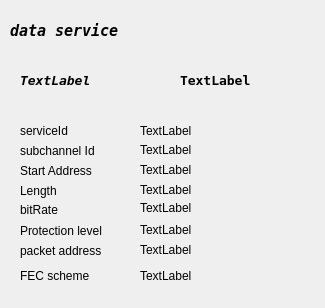
Old version of the form forms/data-description.ui in the repository JvanKatwijk/sdrplayDab.
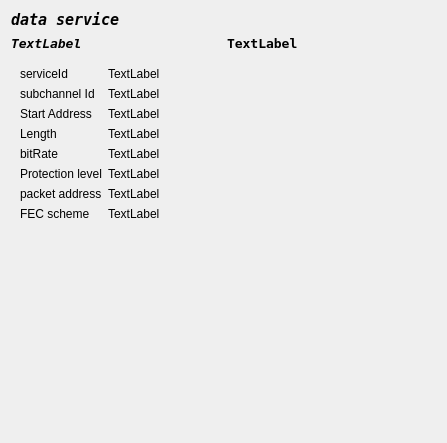
New version of the form.

Patch:
```diff
--- a/forms/data-description.ui
+++ b/forms/data-description.ui
@@ -6,22 +6,34 @@
    <rect>
     <x>0</x>
     <y>0</y>
-    <width>325</width>
-    <height>308</height>
+    <width>447</width>
+    <height>443</height>
    </rect>
   </property>
   <property name="windowTitle">
    <string>data description</string>
   </property>
+  <layout class="QVBoxLayout" name="verticalLayout">
+   <item>
+    <widget class="QLabel" name="label_5">
+     <property name="font">
+      <font>
+       <family>DejaVu Sans Mono</family>
+       <pointsize>11</pointsize>
+       <weight>75</weight>
+       <italic>true</italic>
+       <bold>true</bold>
+      </font>
+     </property>
+     <property name="text">
+      <string>data service</string>
+     </property>
+    </widget>
+   </item>
+   <item>
+    <layout class="QHBoxLayout" name="horizontalLayout">
+     <item>
   <widget class="QLabel" name="serviceName">
-   <property name="geometry">
-    <rect>
-     <x>20</x>
-     <y>70</y>
-     <width>151</width>
-     <height>20</height>
-    </rect>
-   </property>
    <property name="font">
     <font>
      <family>DejaVu Sans Mono</family>
@@ -35,257 +47,149 @@
     <string>TextLabel</string>
    </property>
   </widget>
-  <widget class="QLabel" name="subChannelId">
-   <property name="geometry">
-    <rect>
-     <x>140</x>
-     <y>140</y>
-     <width>111</width>
-     <height>20</height>
-    </rect>
+     </item>
+     <item>
+      <widget class="QLabel" name="appType">
+       <property name="font">
+        <font>
+         <family>DejaVu Sans Mono</family>
+         <pointsize>10</pointsize>
+         <weight>75</weight>
+         <bold>true</bold>
+        </font>
    </property>
    <property name="text">
     <string>TextLabel</string>
    </property>
   </widget>
-  <widget class="QLabel" name="startAddress">
-   <property name="geometry">
-    <rect>
-     <x>140</x>
-     <y>160</y>
-     <width>171</width>
-     <height>20</height>
-    </rect>
-   </property>
+     </item>
+    </layout>
+   </item>
+   <item>
+    <widget class="QWidget" name="detailGroup" native="true">
+     <property name="sizePolicy">
+      <sizepolicy hsizetype="Preferred" vsizetype="Preferred">
+       <horstretch>0</horstretch>
+       <verstretch>8</verstretch>
+      </sizepolicy>
+     </property>
+     <layout class="QFormLayout" name="formLayout">
+      <item row="0" column="0">
+       <widget class="QLabel" name="label_9">
    <property name="text">
-    <string>TextLabel</string>
-   </property>
-  </widget>
-  <widget class="QLabel" name="Length">
-   <property name="geometry">
-    <rect>
-     <x>140</x>
-     <y>180</y>
-     <width>171</width>
-     <height>20</height>
-    </rect>
-   </property>
+         <string>serviceId</string>
+        </property>
+       </widget>
+      </item>
+      <item row="0" column="1">
+       <widget class="QLabel" name="serviceLabel">
    <property name="text">
     <string>TextLabel</string>
    </property>
   </widget>
-  <widget class="QLabel" name="label">
-   <property name="geometry">
-    <rect>
-     <x>20</x>
-     <y>200</y>
-     <width>101</width>
-     <height>20</height>
-    </rect>
-   </property>
-   <property name="text">
-    <string>bitRate</string>
-   </property>
-  </widget>
-  <widget class="QLabel" name="protectionLevel">
-   <property name="geometry">
-    <rect>
-     <x>140</x>
-     <y>220</y>
-     <width>161</width>
-     <height>20</height>
-    </rect>
-   </property>
-   <property name="text">
-    <string>TextLabel</string>
-   </property>
-  </widget>
-  <widget class="QLabel" name="packetAddress">
-   <property name="geometry">
-    <rect>
-     <x>140</x>
-     <y>240</y>
-     <width>171</width>
-     <height>20</height>
-    </rect>
-   </property>
-   <property name="text">
-    <string>TextLabel</string>
-   </property>
-  </widget>
+      </item>
+      <item row="1" column="0">
   <widget class="QLabel" name="label_2">
-   <property name="geometry">
-    <rect>
-     <x>20</x>
-     <y>140</y>
-     <width>111</width>
-     <height>21</height>
-    </rect>
-   </property>
    <property name="text">
     <string>subchannel Id</string>
    </property>
   </widget>
+      </item>
+      <item row="1" column="1">
+       <widget class="QLabel" name="subChannelId">
+        <property name="text">
+         <string>TextLabel</string>
+        </property>
+       </widget>
+      </item>
+      <item row="2" column="0">
   <widget class="QLabel" name="label_3">
-   <property name="geometry">
-    <rect>
-     <x>20</x>
-     <y>160</y>
-     <width>91</width>
-     <height>21</height>
-    </rect>
-   </property>
    <property name="text">
     <string>Start Address</string>
    </property>
   </widget>
+      </item>
+      <item row="2" column="1">
+       <widget class="QLabel" name="startAddress">
+        <property name="text">
+         <string>TextLabel</string>
+        </property>
+       </widget>
+      </item>
+      <item row="3" column="0">
   <widget class="QLabel" name="label_4">
-   <property name="geometry">
-    <rect>
-     <x>20</x>
-     <y>180</y>
-     <width>81</width>
-     <height>21</height>
-    </rect>
-   </property>
    <property name="text">
     <string>Length</string>
    </property>
   </widget>
+      </item>
+      <item row="3" column="1">
+       <widget class="QLabel" name="Length">
+        <property name="text">
+         <string>TextLabel</string>
+        </property>
+       </widget>
+      </item>
+      <item row="4" column="0">
+       <widget class="QLabel" name="label">
+        <property name="text">
+         <string>bitRate</string>
+        </property>
+       </widget>
+      </item>
+      <item row="4" column="1">
   <widget class="QLabel" name="bitrate">
-   <property name="geometry">
-    <rect>
-     <x>140</x>
-     <y>200</y>
-     <width>59</width>
-     <height>15</height>
-    </rect>
-   </property>
    <property name="text">
     <string>TextLabel</string>
    </property>
   </widget>
+      </item>
+      <item row="5" column="0">
   <widget class="QLabel" name="label_6">
-   <property name="geometry">
-    <rect>
-     <x>20</x>
-     <y>220</y>
-     <width>101</width>
-     <height>21</height>
-    </rect>
-   </property>
    <property name="text">
     <string>Protection level</string>
    </property>
   </widget>
+      </item>
+      <item row="5" column="1">
+       <widget class="QLabel" name="protectionLevel">
+        <property name="text">
+         <string>TextLabel</string>
+        </property>
+       </widget>
+      </item>
+      <item row="6" column="0">
   <widget class="QLabel" name="label_8">
-   <property name="geometry">
-    <rect>
-     <x>20</x>
-     <y>240</y>
-     <width>91</width>
-     <height>21</height>
-    </rect>
-   </property>
    <property name="text">
     <string>packet address</string>
    </property>
   </widget>
-  <widget class="QLabel" name="appType">
-   <property name="geometry">
-    <rect>
-     <x>180</x>
-     <y>70</y>
-     <width>141</width>
-     <height>21</height>
-    </rect>
-   </property>
-   <property name="font">
-    <font>
-     <family>DejaVu Sans Mono</family>
-     <pointsize>10</pointsize>
-     <weight>75</weight>
-     <bold>true</bold>
-    </font>
-   </property>
+      </item>
+      <item row="6" column="1">
+       <widget class="QLabel" name="packetAddress">
    <property name="text">
     <string>TextLabel</string>
    </property>
   </widget>
-  <widget class="QLabel" name="label_5">
-   <property name="geometry">
-    <rect>
-     <x>10</x>
-     <y>20</y>
-     <width>161</width>
-     <height>21</height>
-    </rect>
-   </property>
-   <property name="font">
-    <font>
-     <family>DejaVu Sans Mono</family>
-     <pointsize>11</pointsize>
-     <weight>75</weight>
-     <italic>true</italic>
-     <bold>true</bold>
-    </font>
-   </property>
-   <property name="text">
-    <string>data service</string>
-   </property>
-  </widget>
-  <widget class="QLabel" name="FECscheme">
-   <property name="geometry">
-    <rect>
-     <x>140</x>
-     <y>260</y>
-     <width>161</width>
-     <height>31</height>
-    </rect>
-   </property>
-   <property name="text">
-    <string>TextLabel</string>
-   </property>
-  </widget>
+      </item>
+      <item row="7" column="0">
   <widget class="QLabel" name="label_7">
-   <property name="geometry">
-    <rect>
-     <x>20</x>
-     <y>260</y>
-     <width>111</width>
-     <height>31</height>
-    </rect>
-   </property>
    <property name="text">
     <string>FEC scheme</string>
    </property>
   </widget>
-  <widget class="QLabel" name="label_9">
-   <property name="geometry">
-    <rect>
-     <x>20</x>
-     <y>120</y>
-     <width>111</width>
-     <height>21</height>
-    </rect>
-   </property>
-   <property name="text">
-    <string>serviceId</string>
-   </property>
-  </widget>
-  <widget class="QLabel" name="serviceLabel">
-   <property name="geometry">
-    <rect>
-     <x>140</x>
-     <y>120</y>
-     <width>59</width>
-     <height>21</height>
-    </rect>
-   </property>
+      </item>
+      <item row="7" column="1">
+       <widget class="QLabel" name="FECscheme">
    <property name="text">
     <string>TextLabel</string>
    </property>
   </widget>
+      </item>
+     </layout>
+    </widget>
+   </item>
+  </layout>
  </widget>
  <resources/>
  <connections/>
```
Lines whose indentation alone changed are shown as unchanged.
